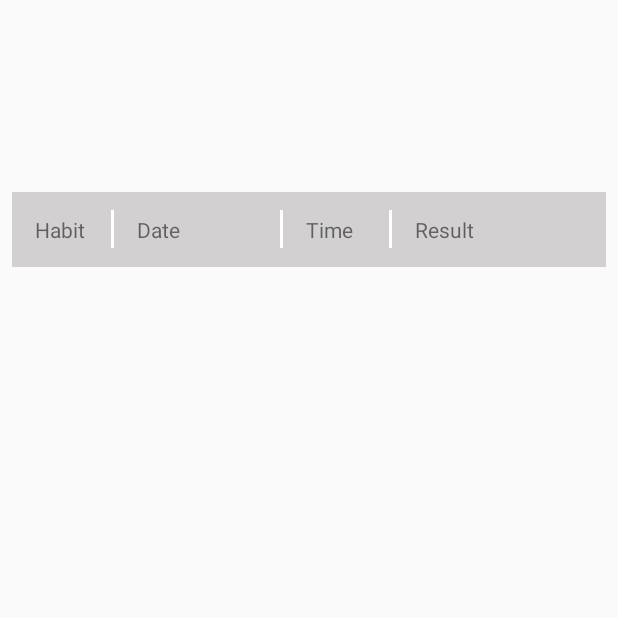
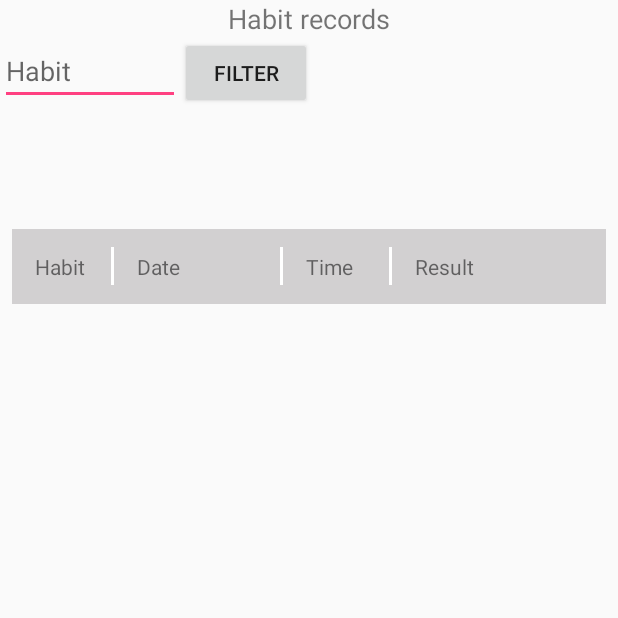
Before and after one commit to ni-da/fitme, an Android app: the RecordsActivity screen opened directly, with no data from a screen before it, on a phone screen of 412 x 824 dp, the top half of it. Run offline under Robolectric (Android 15) with nearby library versions, the phone set to English and light mode, and no system bars; our stand-ins replace Firebase (no records; nobody signed in at launch, a user with empty details on screens opened directly).

Commit message:
Record
+ filter by habitname
+ descending order by date

```diff
--- a/fitMe/app/src/main/java/com/example/nidailyas/fitme/RecordsActivity.java
+++ b/fitMe/app/src/main/java/com/example/nidailyas/fitme/RecordsActivity.java
@@ -4,46 +4,62 @@ import android.os.Bundle;
 import android.support.v7.app.AppCompatActivity;
 import android.support.v7.widget.LinearLayoutManager;
 import android.support.v7.widget.RecyclerView;
-import android.widget.Toast;
-
-import com.google.firebase.database.DatabaseReference;
-import com.google.firebase.database.FirebaseDatabase;
+import android.view.View;
+import android.widget.EditText;
 
 import java.util.ArrayList;
 
 public class RecordsActivity extends AppCompatActivity {
-    DatabaseReference databaseReferenceRecord = FirebaseDatabase.getInstance().getReference("records");
     RecyclerView records_list;
-
+    EditText habitNameToFilter;
 
     @Override
     protected void onCreate(Bundle savedInstanceState) {
         super.onCreate(savedInstanceState);
         setContentView(R.layout.activity_records);
         records_list = findViewById(R.id.records_list);
-        records_list.setLayoutManager(new LinearLayoutManager(this));
+        LinearLayoutManager layoutManager = new LinearLayoutManager(this);
+        layoutManager.setReverseLayout(true);
+        layoutManager.setStackFromEnd(true);
+        records_list.setLayoutManager(layoutManager);
 
-        //ArrayList<Record> data = new ArrayList<>();
-//        data.add("a");
-//        data.add("f");
-//        data.add("d");
-//        data.add("e");
-//        data.add("r");
-//        data.add("p");
+        habitNameToFilter = findViewById(R.id.editText_habitNameFilter);
 
-        //records_list.setAdapter(new RecordsAdapter(data));
+        findViewById(R.id.button_filter).setOnClickListener(new View.OnClickListener() {
+            @Override
+            public void onClick(View view) {
+                showFilterdRecords(habitNameToFilter.getText().toString());
+            }
+        });
+
+        showAllRecords();
+
+
+    }
+
+    private void showAllRecords() {
         new RecordManager().getUserRecordsFromDb(new MyCallback<ArrayList<Record>>() {
             @Override
             public void onCallback(ArrayList<Record> records) {
                 records_list.setAdapter(new RecordsAdapter(records));
-
-//                for (Record record : records) {
-//                    //Toast.makeText(getApplicationContext(), record.getRecordId(), Toast.LENGTH_SHORT).show();
-//
-//                }
             }
         });
+    }
 
+    private void showFilterdRecords(String habitToFilter) {
+        String formatedHabitName = formathabitName(habitToFilter);
+        new RecordManager().getUserRecordsByHabitNameFromDb(new MyCallback<ArrayList<Record>>() {
+            @Override
+            public void onCallback(ArrayList<Record> records) {
+                records_list.setAdapter(new RecordsAdapter(records));
+            }
+        }, formatedHabitName);
+    }
 
+    private String formathabitName(String habitName) {
+        habitName = habitName.toLowerCase();
+        habitName = habitName.substring(0, 1).
+                toUpperCase() + habitName.substring(1);
+        return habitName;
     }
 }
--- a/fitMe/app/src/main/res/layout/activity_records.xml
+++ b/fitMe/app/src/main/res/layout/activity_records.xml
@@ -6,14 +6,42 @@
     android:layout_height="match_parent"
     tools:context=".RecordsActivity">
 
+
     <LinearLayout
         android:layout_width="match_parent"
         android:layout_height="match_parent"
         android:orientation="vertical">
-        <View
-            android:layout_width="20dp"
+
+        <TextView
+            android:layout_width="wrap_content"
+            android:layout_height="wrap_content"
+            android:layout_gravity="center_horizontal"
+            android:text="Habit records"
+            android:textSize="18sp" />
+
+        <LinearLayout
+            android:layout_width="match_parent"
             android:layout_height="120dp"
-            android:layout_weight="0" />
+            android:orientation="horizontal">
+
+            <EditText
+                android:id="@+id/editText_habitNameFilter"
+                android:layout_width="120dp"
+                android:layout_height="wrap_content"
+                android:hint="Habit"
+                android:inputType="textPersonName" />
+
+            <Button
+                android:id="@+id/button_filter"
+                android:layout_width="wrap_content"
+                android:layout_height="wrap_content"
+                android:text="Filter" />
+
+        </LinearLayout>
+        <!--<View-->
+        <!--android:layout_width="20dp"-->
+        <!--android:layout_height="120dp"-->
+        <!--android:layout_weight="0" />-->
 
         <LinearLayout
             android:layout_width="match_parent"
@@ -78,13 +106,10 @@
         </LinearLayout>
 
 
-
-
-    <android.support.v7.widget.RecyclerView
-        android:id="@+id/records_list"
-        android:layout_width="match_parent"
-        android:layout_height="wrap_content">
-    </android.support.v7.widget.RecyclerView>
+        <android.support.v7.widget.RecyclerView
+            android:id="@+id/records_list"
+            android:layout_width="match_parent"
+            android:layout_height="wrap_content"></android.support.v7.widget.RecyclerView>
     </LinearLayout>
 
 </android.support.constraint.ConstraintLayout>
```
Also changed, not shown: fitMe/app/src/main/java/com/example/nidailyas/fitme/RecordManager.java (+42 -1 lines).
